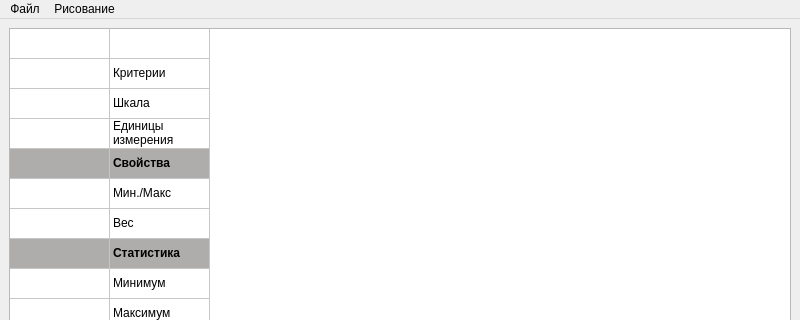
marl0vv/PROMETHEEMethodsApp, file mainwindow.ui: the form before one commit; both pictures show x 0 to 800 and y 0 to 320 of the 800 by 600 pixel window.
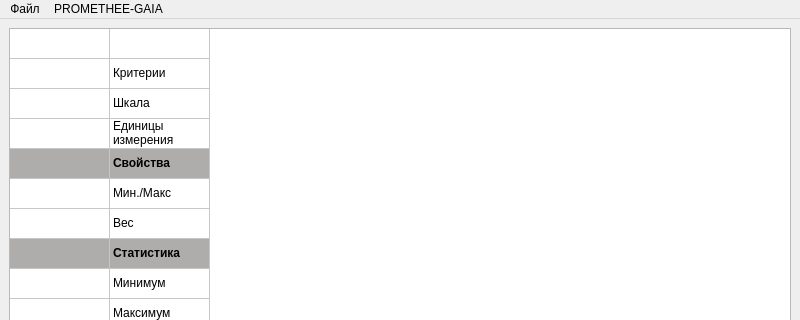
The form after the commit.

Patch:
```diff
--- a/mainwindow.ui
+++ b/mainwindow.ui
@@ -264,7 +264,7 @@
      <x>0</x>
      <y>0</y>
      <width>800</width>
-     <height>22</height>
+     <height>18</height>
     </rect>
    </property>
    <widget class="QMenu" name="menuFile">
@@ -277,7 +277,7 @@
    </widget>
    <widget class="QMenu" name="menu">
     <property name="title">
-     <string>Рисование</string>
+     <string>PROMETHEE-GAIA</string>
     </property>
     <addaction name="separator"/>
     <addaction name="action_2"/>
```
Left out of the diff: 12 changed lines with no effect on the pictures.
